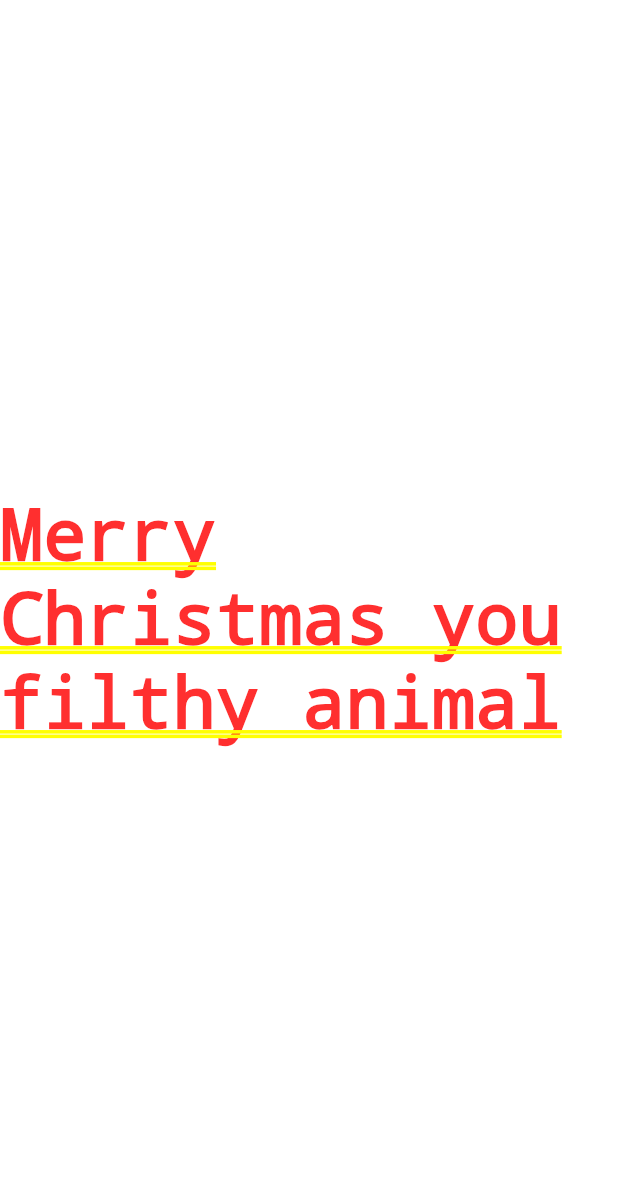
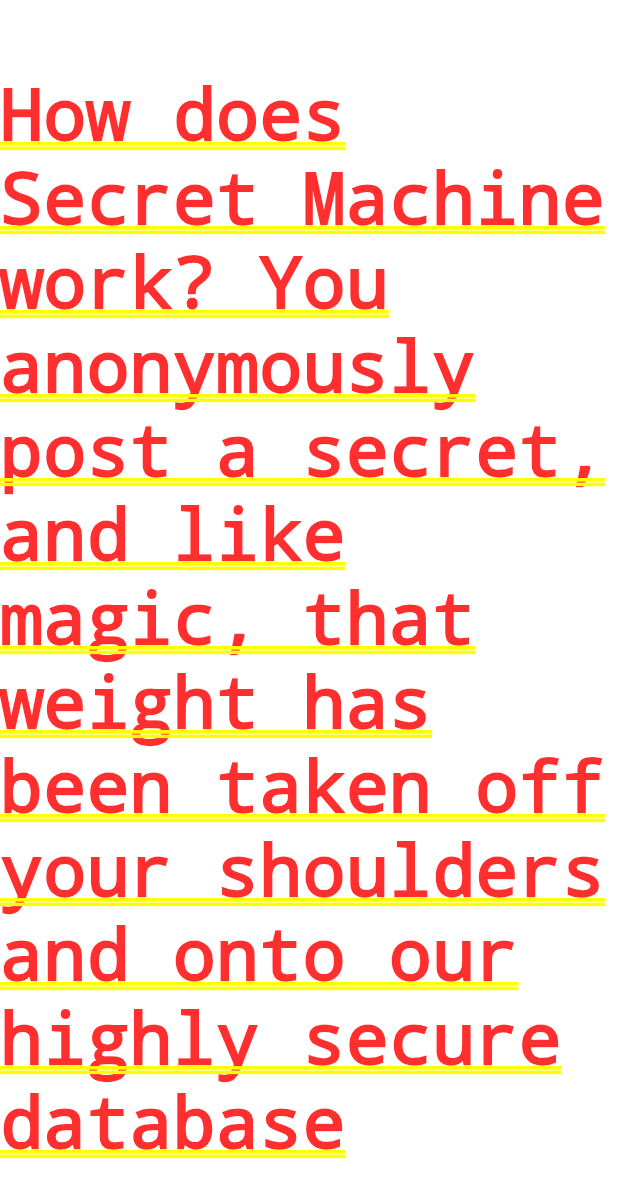
Before and after one commit to zmkhatri/secret-machine, a Flutter app: the screen it shows after launch, on a phone screen of 412 x 824 dp. Shown: the top 1198 px of the screen. Run offline on Flutter 3.47's test engine with Material 2 defaults, Android fonts, the phone set to English and light mode, and no system bars.

Commit message:
New Title Text
Updated, more appropriate title text

```diff
--- a/lib/main.dart
+++ b/lib/main.dart
@@ -4,7 +4,8 @@
   runApp(
     MaterialApp(
       home: Center(
-        child: Text("Merry Christmas you filthy animal"),
+        child: Text(
+            "How does Secret Machine work? You anonymously post a secret, and like magic, that weight has been taken off your shoulders and onto our highly secure database"),
       ),
     ),
   );
```
